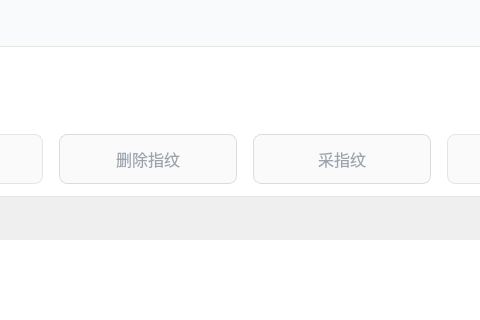
Qt form RK3568/ui/systempage.ui (Ruanchenxi/RK3568-Qt-Workbench) before a commit; both pictures show x 598 to 1078 and y 205 to 525 of the 1280 by 784 pixel window.
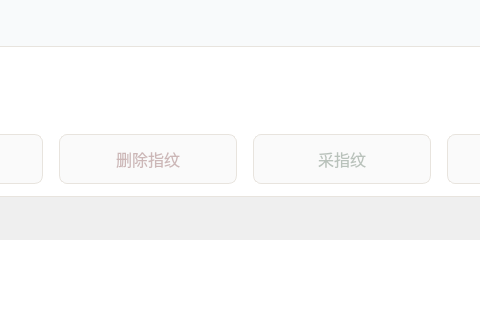
The same form after that commit. Icons and pictures are not drawn.

Diff of the .ui file:
```diff
--- a/RK3568/ui/systempage.ui
+++ b/RK3568/ui/systempage.ui
@@ -179,16 +179,54 @@
     border-color: #E8E4DE;
 }
 
-#deleteFingerprintBtn, #collectFingerprintPlaceholderBtn {
+#deleteFingerprintBtn {
+    background-color: #FFFFFF;
+    color: #C62828;
+    font-size: 16px;
+    border: 1px solid #E0B6B6;
+    border-radius: 8px;
+    padding: 12px 22px;
+    min-width: 132px;
+}
+
+#deleteFingerprintBtn:hover {
+    background-color: #FFF2F2;
+}
+
+#deleteFingerprintBtn:pressed {
+    background-color: #F6DCDC;
+}
+
+#deleteFingerprintBtn:disabled {
     background-color: #FAFAFA;
-    color: #9AA4AF;
+    color: #CCB7B7;
+    border-color: #E8E4DE;
+}
+
+#collectFingerprintPlaceholderBtn {
+    background-color: #FFFFFF;
+    color: #2E7D32;
     font-size: 16px;
-    border: 1px solid #D9DDE2;
+    border: 1px solid #2E7D32;
     border-radius: 8px;
     padding: 12px 22px;
     min-width: 132px;
 }
 
+#collectFingerprintPlaceholderBtn:hover {
+    background-color: #E8F5E9;
+}
+
+#collectFingerprintPlaceholderBtn:pressed {
+    background-color: #C8E6C9;
+}
+
+#collectFingerprintPlaceholderBtn:disabled {
+    background-color: #FAFAFA;
+    color: #B9C2BB;
+    border: 1px solid #E8E4DE;
+}
+
 #userTable {
     background-color: #FFFFFF;
     border: 1px solid #E8E4DE;
```
